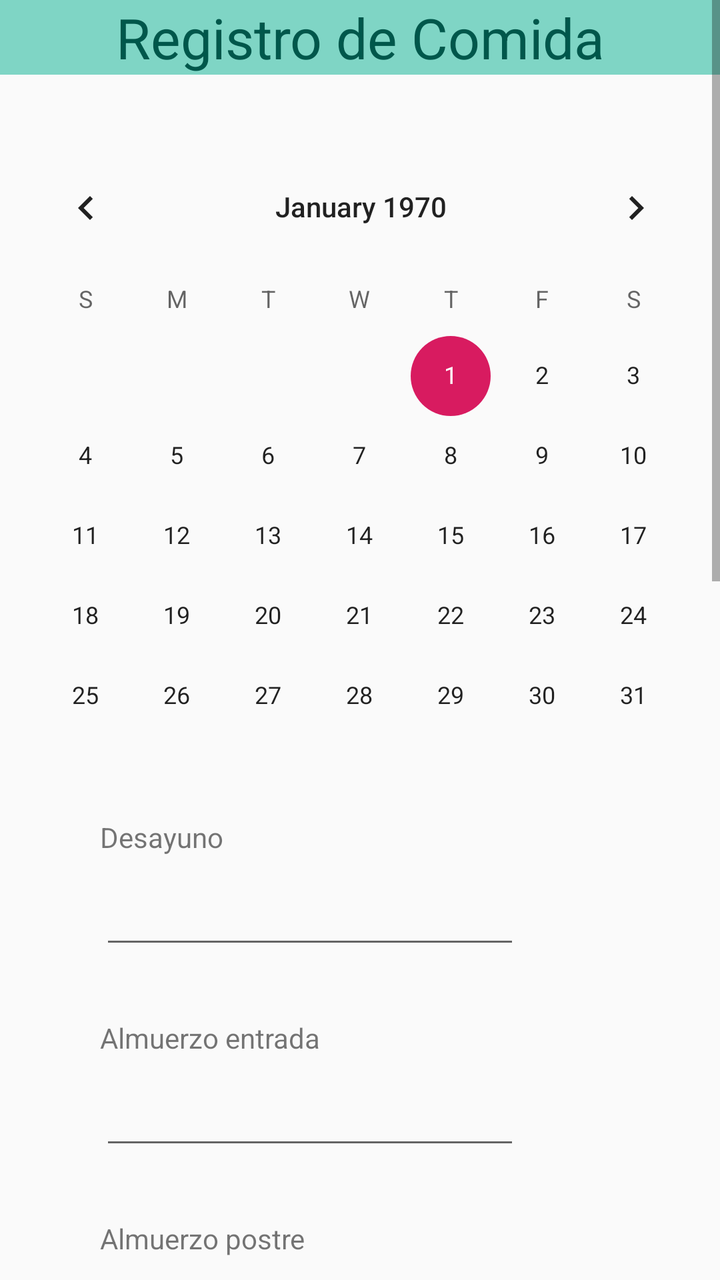
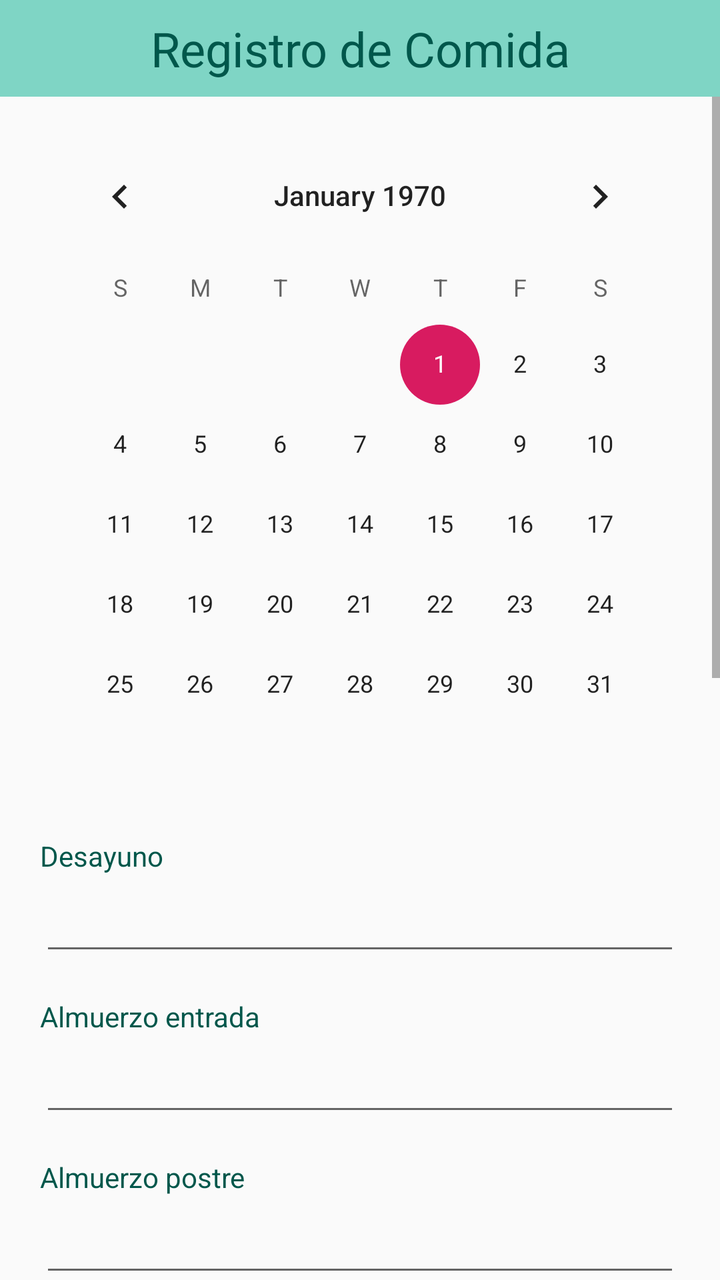

Compare the two renders of this Android layout. The source of the first and the diff that turns it into the second are given below.
<!-- AndroidManifest.xml: application theme AppTheme -->
<!-- res/layout/fragment_fragmento_secretaria_horario.xml -->
<?xml version="1.0" encoding="utf-8"?>
<FrameLayout xmlns:android="http://schemas.android.com/apk/res/android"
    xmlns:tools="http://schemas.android.com/tools"
    android:layout_width="match_parent"
    android:layout_height="match_parent"
    tools:context=".fragmento_secretaria.fragmento_secretaria_horario">

    <TextView
        android:id="@+id/textView17"
        android:layout_width="414dp"
        android:layout_height="wrap_content"
        android:layout_gravity="center_horizontal"
        android:layout_marginTop="0dp"
        android:background="#7FD5C5"
        android:gravity="center_horizontal"
        android:text="Registro de Comida"
        android:textColor="@color/colorPrimaryDark"
        android:textSize="28sp" />
    <ScrollView
        android:layout_width="match_parent"
        android:layout_height="match_parent">

        <LinearLayout
            android:layout_width="match_parent"
            android:layout_height="wrap_content"
            android:orientation="vertical" >


            <CalendarView
                android:id="@+id/calendario"
                android:layout_width="361dp"
                android:layout_height="309dp"

                android:layout_marginTop="70dp" />

            <TextView
            android:id="@+id/textView24"
            android:layout_width="133dp"
            android:layout_height="wrap_content"
            android:layout_marginLeft="50dp"
            android:layout_marginTop="30dp"
            android:text="Desayuno" />

            <EditText
                android:id="@+id/text_desayuno"
                android:layout_width="wrap_content"
                android:layout_height="wrap_content"
                android:layout_marginLeft="50dp"
                android:layout_marginTop="10dp"
                android:ems="10"
                android:inputType="textPersonName" />

            <TextView
                android:id="@+id/textView25"
                android:layout_width="142dp"
                android:layout_height="wrap_content"
                android:layout_marginLeft="50dp"
                android:layout_marginTop="30dp"
                android:text="Almuerzo entrada" />

            <EditText
                android:id="@+id/text_al_entrada"
                android:layout_width="wrap_content"
                android:layout_height="wrap_content"
                android:layout_marginLeft="50dp"
                android:layout_marginTop="10dp"
                android:ems="10"
                android:inputType="textPersonName" />

            <TextView
                android:id="@+id/textView26"
                android:layout_width="156dp"
                android:layout_height="wrap_content"
                android:layout_marginLeft="50dp"
                android:layout_marginTop="30dp"
                android:text="Almuerzo postre" />

            <EditText
                android:id="@+id/text_al_postre"
                android:layout_width="wrap_content"
                android:layout_height="wrap_content"
                android:layout_marginLeft="50dp"
                android:layout_marginTop="10dp"
                android:ems="10"
                android:inputType="textPersonName" />

            <TextView
                android:id="@+id/textView27"
                android:layout_width="156dp"
                android:layout_height="wrap_content"
                android:layout_marginLeft="50dp"
                android:layout_marginTop="30dp"
                android:text="Almuerzo" />

            <EditText
                android:id="@+id/text_al"
                android:layout_width="wrap_content"
                android:layout_height="wrap_content"
                android:layout_marginLeft="50dp"
                android:layout_marginTop="10dp"
                android:ems="10"
                android:inputType="textPersonName" />
            <TextView
                android:id="@+id/textView28"
                android:layout_width="156dp"
                android:layout_height="wrap_content"
                android:layout_marginLeft="50dp"
                android:layout_marginTop="30dp"
                android:text="Almuerzo bebida" />

            <EditText
                android:id="@+id/text_al_bebida"
                android:layout_width="wrap_content"
                android:layout_height="wrap_content"
                android:layout_marginLeft="50dp"
                android:layout_marginTop="10dp"
                android:ems="10"
                android:inputType="textPersonName" />

            <TextView
                android:id="@+id/textView29"
                android:layout_width="156dp"
                android:layout_height="wrap_content"
                android:layout_marginLeft="50dp"
                android:layout_marginTop="30dp"
                android:text="Cena entrada" />

            <EditText
                android:id="@+id/text_ce_entrada"
                android:layout_width="wrap_content"
                android:layout_height="wrap_content"
                android:layout_marginLeft="50dp"
                android:layout_marginTop="10dp"
                android:ems="10"
                android:inputType="textPersonName" />

            <TextView
                android:id="@+id/textView30"
                android:layout_width="156dp"
                android:layout_height="wrap_content"
                android:layout_marginLeft="50dp"
                android:layout_marginTop="30dp"
                android:text="Cena postre" />

            <EditText
                android:id="@+id/text_ce_postre"
                android:layout_width="wrap_content"
                android:layout_height="wrap_content"
                android:layout_marginLeft="50dp"
                android:layout_marginTop="10dp"
                android:ems="10"
                android:inputType="textPersonName" />

            <TextView
                android:id="@+id/textView31"
                android:layout_width="156dp"
                android:layout_height="wrap_content"
                android:layout_marginLeft="50dp"
                android:layout_marginTop="30dp"
                android:text="Cena" />

            <EditText
                android:id="@+id/text_ce"
                android:layout_width="wrap_content"
                android:layout_height="wrap_content"
                android:layout_marginLeft="50dp"
                android:layout_marginTop="10dp"
                android:ems="10"
                android:inputType="textPersonName" />

            <TextView
                android:id="@+id/textView32"
                android:layout_width="156dp"
                android:layout_height="wrap_content"
                android:layout_marginLeft="50dp"
                android:layout_marginTop="30dp"
                android:text="Cena bebida" />

            <EditText
                android:id="@+id/text_ce_bebida"
                android:layout_width="wrap_content"
                android:layout_height="wrap_content"
                android:layout_marginLeft="50dp"
                android:layout_marginTop="10dp"
                android:ems="10"
                android:inputType="textPersonName" />
            <Button
                android:id="@+id/btn_registrar"
                android:layout_width="177dp"
                android:layout_height="wrap_content"
                android:layout_gravity="center_horizontal"
                android:layout_marginTop="60dp"
                android:background="#7FD5C5"
                android:text="Guardar"
                android:textColor="@color/colorPrimaryDark"
                android:textSize="22sp" />

            <TextView
                android:id="@+id/textView33"
                android:layout_width="match_parent"
                android:layout_height="wrap_content"
                android:text="" />


        </LinearLayout>
    </ScrollView>

</FrameLayout>
<!-- resources referenced by this layout -->
<resources>
  <color name="colorPrimaryDark">#00574B</color>
  <style name="AppTheme" parent="Theme.AppCompat.Light.DarkActionBar">
          
          <item name="colorPrimary">@color/colorPrimary</item>
          <item name="colorPrimaryDark">@color/colorPrimaryDark</item>
          <item name="colorAccent">@color/colorAccent</item>
      </style>
  <color name="colorPrimary">#8BD8D0</color>
  <color name="colorAccent">#D81B60</color>
</resources>

<!-- the commit's change to res/layout/fragment_fragmento_secretaria_horario.xml (unified diff, before → after) -->
@@ -1,208 +1,218 @@
 <?xml version="1.0" encoding="utf-8"?>
-<FrameLayout xmlns:android="http://schemas.android.com/apk/res/android"
+<LinearLayout xmlns:android="http://schemas.android.com/apk/res/android"
+    xmlns:app="http://schemas.android.com/apk/res-auto"
     xmlns:tools="http://schemas.android.com/tools"
     android:layout_width="match_parent"
     android:layout_height="match_parent"
+    android:orientation="vertical"
     tools:context=".fragmento_secretaria.fragmento_secretaria_horario">
 
     <TextView
         android:id="@+id/textView17"
-        android:layout_width="414dp"
+        android:layout_width="match_parent"
         android:layout_height="wrap_content"
-        android:layout_gravity="center_horizontal"
-        android:layout_marginTop="0dp"
         android:background="#7FD5C5"
         android:gravity="center_horizontal"
+        android:paddingVertical="8dp"
         android:text="Registro de Comida"
         android:textColor="@color/colorPrimaryDark"
-        android:textSize="28sp" />
+        android:textSize="@dimen/header_text_size" />
+
     <ScrollView
         android:layout_width="match_parent"
-        android:layout_height="match_parent">
-
-        <LinearLayout
+        android:layout_height="0dp"
+        android:layout_weight="1"
+        android:fillViewport="true">
+
+        <androidx.constraintlayout.widget.ConstraintLayout
             android:layout_width="match_parent"
             android:layout_height="wrap_content"
-            android:orientation="vertical" >
-
-
-            <CalendarView
-                android:id="@+id/calendario"
-                android:layout_width="361dp"
-                android:layout_height="309dp"
-
-                android:layout_marginTop="70dp" />
-
-            <TextView
-            android:id="@+id/textView24"
-            android:layout_width="133dp"
-            android:layout_height="wrap_content"
-            android:layout_marginLeft="50dp"
-            android:layout_marginTop="30dp"
-            android:text="Desayuno" />
-
-            <EditText
-                android:id="@+id/text_desayuno"
-                android:layout_width="wrap_content"
+            android:paddingStart="@dimen/screen_padding_horizontal"
+            android:paddingTop="@dimen/screen_padding_vertical"
+            android:paddingEnd="@dimen/screen_padding_horizontal"
+            android:paddingBottom="@dimen/screen_padding_vertical">
+
+            <LinearLayout
+                android:layout_width="0dp"
                 android:layout_height="wrap_content"
-                android:layout_marginLeft="50dp"
-                android:layout_marginTop="10dp"
-                android:ems="10"
-                android:inputType="textPersonName" />
-
-            <TextView
-                android:id="@+id/textView25"
-                android:layout_width="142dp"
-                android:layout_height="wrap_content"
-                android:layout_marginLeft="50dp"
-                android:layout_marginTop="30dp"
-                android:text="Almuerzo entrada" />
-
-            <EditText
-                android:id="@+id/text_al_entrada"
-                android:layout_width="wrap_content"
-                android:layout_height="wrap_content"
-                android:layout_marginLeft="50dp"
-                android:layout_marginTop="10dp"
-                android:ems="10"
-                android:inputType="textPersonName" />
-
-            <TextView
-                android:id="@+id/textView26"
-                android:layout_width="156dp"
-                android:layout_height="wrap_content"
-                android:layout_marginLeft="50dp"
-                android:layout_marginTop="30dp"
-                android:text="Almuerzo postre" />
-
-            <EditText
-                android:id="@+id/text_al_postre"
-                android:layout_width="wrap_content"
-                android:layout_height="wrap_content"
-                android:layout_marginLeft="50dp"
-                android:layout_marginTop="10dp"
-                android:ems="10"
-                android:inputType="textPersonName" />
-
-            <TextView
-                android:id="@+id/textView27"
-                android:layout_width="156dp"
-                android:layout_height="wrap_content"
-                android:layout_marginLeft="50dp"
-                android:layout_marginTop="30dp"
-                android:text="Almuerzo" />
-
-            <EditText
-                android:id="@+id/text_al"
-                android:layout_width="wrap_content"
-                android:layout_height="wrap_content"
-                android:layout_marginLeft="50dp"
-                android:layout_marginTop="10dp"
-                android:ems="10"
-                android:inputType="textPersonName" />
-            <TextView
-                android:id="@+id/textView28"
-                android:layout_width="156dp"
-                android:layout_height="wrap_content"
-                android:layout_marginLeft="50dp"
-                android:layout_marginTop="30dp"
-                android:text="Almuerzo bebida" />
-
-            <EditText
-                android:id="@+id/text_al_bebida"
-                android:layout_width="wrap_content"
-                android:layout_height="wrap_content"
-                android:layout_marginLeft="50dp"
-                android:layout_marginTop="10dp"
-                android:ems="10"
-                android:inputType="textPersonName" />
-
-            <TextView
-                android:id="@+id/textView29"
-                android:layout_width="156dp"
-                android:layout_height="wrap_content"
-                android:layout_marginLeft="50dp"
-                android:layout_marginTop="30dp"
-                android:text="Cena entrada" />
-
-            <EditText
-                android:id="@+id/text_ce_entrada"
-                android:layout_width="wrap_content"
-                android:layout_height="wrap_content"
-                android:layout_marginLeft="50dp"
-                android:layout_marginTop="10dp"
-                android:ems="10"
-                android:inputType="textPersonName" />
-
-            <TextView
-                android:id="@+id/textView30"
-                android:layout_width="156dp"
-                android:layout_height="wrap_content"
-                android:layout_marginLeft="50dp"
-                android:layout_marginTop="30dp"
-                android:text="Cena postre" />
-
-            <EditText
-                android:id="@+id/text_ce_postre"
-                android:layout_width="wrap_content"
-                android:layout_height="wrap_content"
-                android:layout_marginLeft="50dp"
-                android:layout_marginTop="10dp"
-                android:ems="10"
-                android:inputType="textPersonName" />
-
-            <TextView
-                android:id="@+id/textView31"
-                android:layout_width="156dp"
-                android:layout_height="wrap_content"
-                android:layout_marginLeft="50dp"
-                android:layout_marginTop="30dp"
-                android:text="Cena" />
-
-            <EditText
-                android:id="@+id/text_ce"
-                android:layout_width="wrap_content"
-                android:layout_height="wrap_content"
-                android:layout_marginLeft="50dp"
-                android:layout_marginTop="10dp"
-                android:ems="10"
-                android:inputType="textPersonName" />
-
-            <TextView
-                android:id="@+id/textView32"
-                android:layout_width="156dp"
-                android:layout_height="wrap_content"
-                android:layout_marginLeft="50dp"
-                android:layout_marginTop="30dp"
-                android:text="Cena bebida" />
-
-            <EditText
-                android:id="@+id/text_ce_bebida"
-                android:layout_width="wrap_content"
-                android:layout_height="wrap_content"
-                android:layout_marginLeft="50dp"
-                android:layout_marginTop="10dp"
-                android:ems="10"
-                android:inputType="textPersonName" />
-            <Button
-                android:id="@+id/btn_registrar"
-                android:layout_width="177dp"
-                android:layout_height="wrap_content"
-                android:layout_gravity="center_horizontal"
-                android:layout_marginTop="60dp"
-                android:background="#7FD5C5"
-                android:text="Guardar"
-                android:textColor="@color/colorPrimaryDark"
-                android:textSize="22sp" />
-
-            <TextView
-                android:id="@+id/textView33"
-                android:layout_width="match_parent"
-                android:layout_height="wrap_content"
-                android:text="" />
-
-
-        </LinearLayout>
+                android:orientation="vertical"
+                app:layout_constraintEnd_toEndOf="parent"
+                app:layout_constraintStart_toStartOf="parent"
+                app:layout_constraintTop_toTopOf="parent"
+                app:layout_constraintWidth_max="@dimen/content_max_width">
+
+                <CalendarView
+                    android:id="@+id/calendario"
+                    android:layout_width="match_parent"
+                    android:layout_height="wrap_content"
+                    android:layout_gravity="center_horizontal" />
+
+                <TextView
+                    android:id="@+id/textView24"
+                    android:layout_width="match_parent"
+                    android:layout_height="wrap_content"
+                    android:layout_marginTop="16dp"
+                    android:text="Desayuno"
+                    android:textColor="@color/colorPrimaryDark" />
+
+                <EditText
+                    android:id="@+id/text_desayuno"
+                    android:layout_width="match_parent"
+                    android:layout_height="wrap_content"
+                    android:layout_marginTop="4dp"
+                    android:ems="10"
+                    android:inputType="textPersonName" />
+
+                <TextView
+                    android:id="@+id/textView25"
+                    android:layout_width="match_parent"
+                    android:layout_height="wrap_content"
+                    android:layout_marginTop="16dp"
+                    android:text="Almuerzo entrada"
+                    android:textColor="@color/colorPrimaryDark" />
+
+                <EditText
+                    android:id="@+id/text_al_entrada"
+                    android:layout_width="match_parent"
+                    android:layout_height="wrap_content"
+                    android:layout_marginTop="4dp"
+                    android:ems="10"
+                    android:inputType="textPersonName" />
+
+                <TextView
+                    android:id="@+id/textView26"
+                    android:layout_width="match_parent"
+                    android:layout_height="wrap_content"
+                    android:layout_marginTop="16dp"
+                    android:text="Almuerzo postre"
+                    android:textColor="@color/colorPrimaryDark" />
+
+                <EditText
+                    android:id="@+id/text_al_postre"
+                    android:layout_width="match_parent"
+                    android:layout_height="wrap_content"
+                    android:layout_marginTop="4dp"
+                    android:ems="10"
+                    android:inputType="textPersonName" />
+
+                <TextView
+                    android:id="@+id/textView27"
+                    android:layout_width="match_parent"
+                    android:layout_height="wrap_content"
+                    android:layout_marginTop="16dp"
+                    android:text="Almuerzo"
+                    android:textColor="@color/colorPrimaryDark" />
+
+                <EditText
+                    android:id="@+id/text_al"
+                    android:layout_width="match_parent"
+                    android:layout_height="wrap_content"
+                    android:layout_marginTop="4dp"
+                    android:ems="10"
+                    android:inputType="textPersonName" />
+
+                <TextView
+                    android:id="@+id/textView28"
+                    android:layout_width="match_parent"
+                    android:layout_height="wrap_content"
+                    android:layout_marginTop="16dp"
+                    android:text="Almuerzo bebida"
+                    android:textColor="@color/colorPrimaryDark" />
+
+                <EditText
+                    android:id="@+id/text_al_bebida"
+                    android:layout_width="match_parent"
+                    android:layout_height="wrap_content"
+                    android:layout_marginTop="4dp"
+                    android:ems="10"
+                    android:inputType="textPersonName" />
+
+                <TextView
+                    android:id="@+id/textView29"
+                    android:layout_width="match_parent"
+                    android:layout_height="wrap_content"
+                    android:layout_marginTop="16dp"
+                    android:text="Cena entrada"
+                    android:textColor="@color/colorPrimaryDark" />
+
+                <EditText
+                    android:id="@+id/text_ce_entrada"
+                    android:layout_width="match_parent"
+                    android:layout_height="wrap_content"
+                    android:layout_marginTop="4dp"
+                    android:ems="10"
+                    android:inputType="textPersonName" />
+
+                <TextView
+                    android:id="@+id/textView30"
+                    android:layout_width="match_parent"
+                    android:layout_height="wrap_content"
+                    android:layout_marginTop="16dp"
+                    android:text="Cena postre"
+                    android:textColor="@color/colorPrimaryDark" />
+
+                <EditText
+                    android:id="@+id/text_ce_postre"
+                    android:layout_width="match_parent"
+                    android:layout_height="wrap_content"
+                    android:layout_marginTop="4dp"
+                    android:ems="10"
+                    android:inputType="textPersonName" />
+
+                <TextView
+                    android:id="@+id/textView31"
+                    android:layout_width="match_parent"
+                    android:layout_height="wrap_content"
+                    android:layout_marginTop="16dp"
+                    android:text="Cena"
+                    android:textColor="@color/colorPrimaryDark" />
+
+                <EditText
+                    android:id="@+id/text_ce"
+                    android:layout_width="match_parent"
+                    android:layout_height="wrap_content"
+                    android:layout_marginTop="4dp"
+                    android:ems="10"
+                    android:inputType="textPersonName" />
+
+                <TextView
+                    android:id="@+id/textView32"
+                    android:layout_width="match_parent"
+                    android:layout_height="wrap_content"
+                    android:layout_marginTop="16dp"
+                    android:text="Cena bebida"
+                    android:textColor="@color/colorPrimaryDark" />
+
+                <EditText
+                    android:id="@+id/text_ce_bebida"
+                    android:layout_width="match_parent"
+                    android:layout_height="wrap_content"
+                    android:layout_marginTop="4dp"
+                    android:ems="10"
+                    android:inputType="textPersonName" />
+
+                <Button
+                    android:id="@+id/btn_registrar"
+                    android:layout_width="@dimen/button_width"
+                    android:layout_height="wrap_content"
+                    android:layout_gravity="center_horizontal"
+                    android:layout_marginTop="28dp"
+                    android:layout_marginBottom="16dp"
+                    android:background="#7FD5C5"
+                    android:text="Guardar"
+                    android:textColor="@color/colorPrimaryDark"
+                    android:textSize="20sp" />
+
+                <TextView
+                    android:id="@+id/textView33"
+                    android:layout_width="match_parent"
+                    android:layout_height="wrap_content"
+                    android:text="" />
+
+            </LinearLayout>
+
+        </androidx.constraintlayout.widget.ConstraintLayout>
+
     </ScrollView>
 
-</FrameLayout>
+</LinearLayout>
<!-- resource entries referenced after the edit -->
@@ -1,6 +1,11 @@
 <!-- resources referenced by this layout -->
 <resources>
   <color name="colorPrimaryDark">#00574B</color>
+  <dimen name="button_width">200dp</dimen>
+  <dimen name="content_max_width">480dp</dimen>
+  <dimen name="header_text_size">24sp</dimen>
+  <dimen name="screen_padding_horizontal">20dp</dimen>
+  <dimen name="screen_padding_vertical">16dp</dimen>
   <style name="AppTheme" parent="Theme.AppCompat.Light.DarkActionBar">
           
           <item name="colorPrimary">@color/colorPrimary</item>
